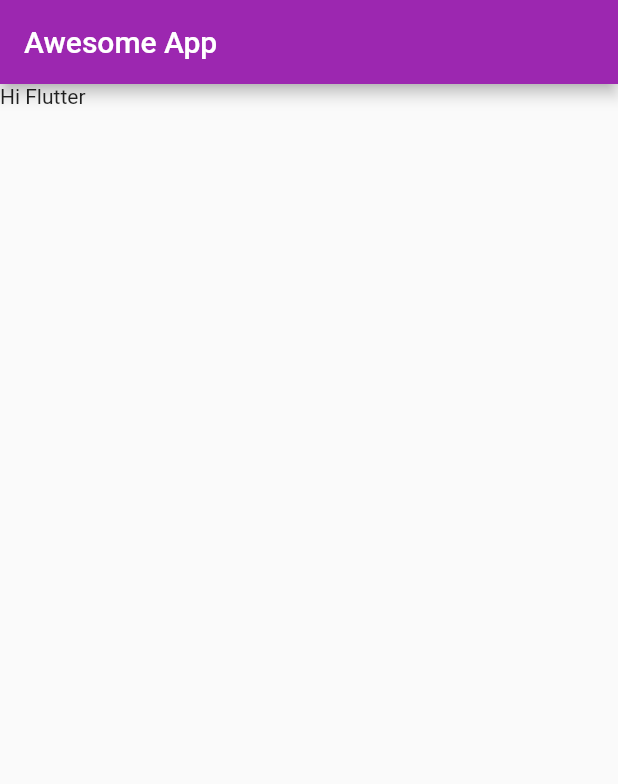
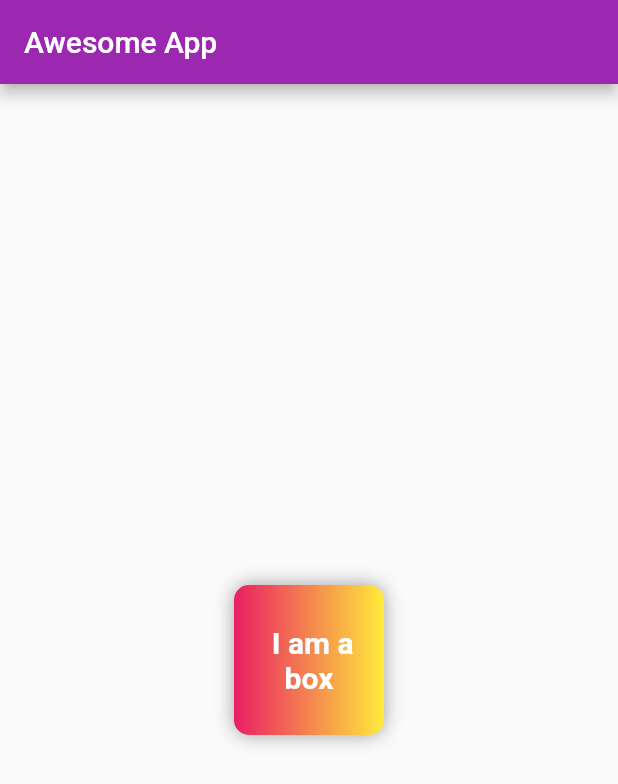
Before and after one commit to maceteligolden/financeapp, a Flutter app: the screen it shows after launch, on a phone screen of 412 x 824 dp. Shown: the top 784 px of the screen. Run offline on Flutter 3.47's test engine with Material 2 defaults, Android fonts, the phone set to English and light mode, and no system bars.

Commit message:
adding style to text widget

```diff
--- a/lib/main.dart
+++ b/lib/main.dart
@@ -18,8 +18,36 @@ class HomePage extends StatelessWidget {
       appBar: AppBar(
         title: const Text("Awesome App"),
       ),
-      body: Container(
-        child: Text("Hi Flutter")
+      body: Center(
+        child: Container(
+          padding: const EdgeInsets.all(8),
+          width: 100,
+          height: 100,
+          alignment: Alignment.center,
+          decoration: BoxDecoration(
+            color: Colors.red,
+            borderRadius: BorderRadius.circular(10),
+            gradient: const LinearGradient(colors: [
+              Colors.pink,
+              Colors.yellow,
+            ]),
+            boxShadow: [
+              BoxShadow(
+                color: Colors.grey,
+                blurRadius: 10,
+              )
+            ]
+          ),
+          child: const Text(
+            " I am a box",
+            textAlign: TextAlign.center,
+            style: TextStyle(
+              fontSize: 20,
+              color: Colors.white,
+              fontWeight: FontWeight.bold,
+            )
+          ),
+        ),
       )
     );
   }
```
